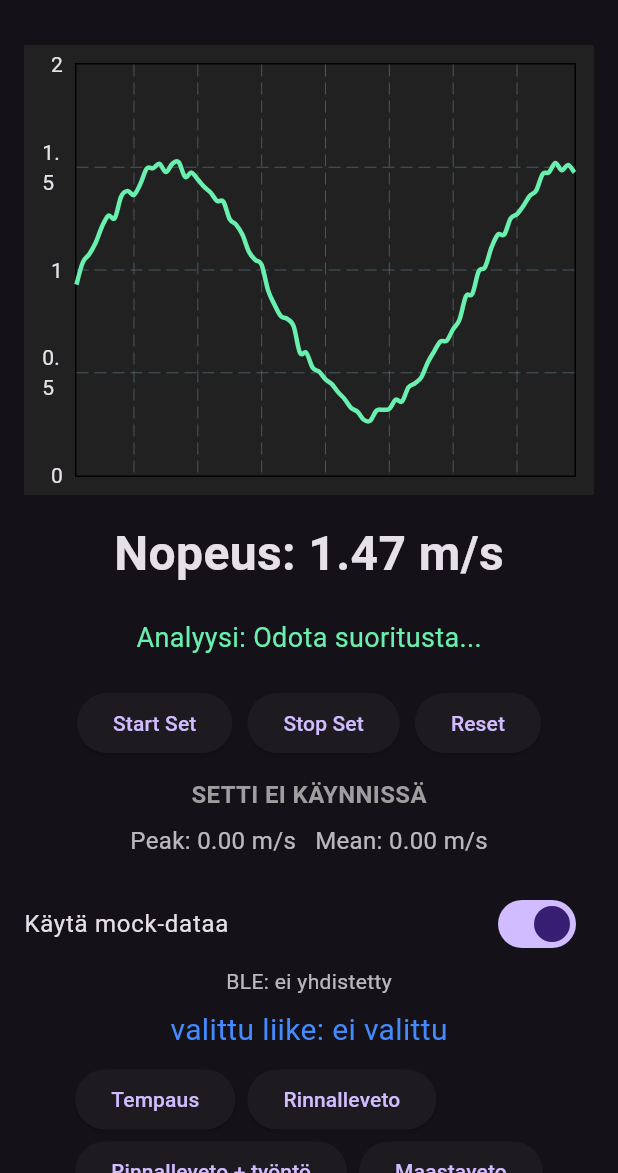
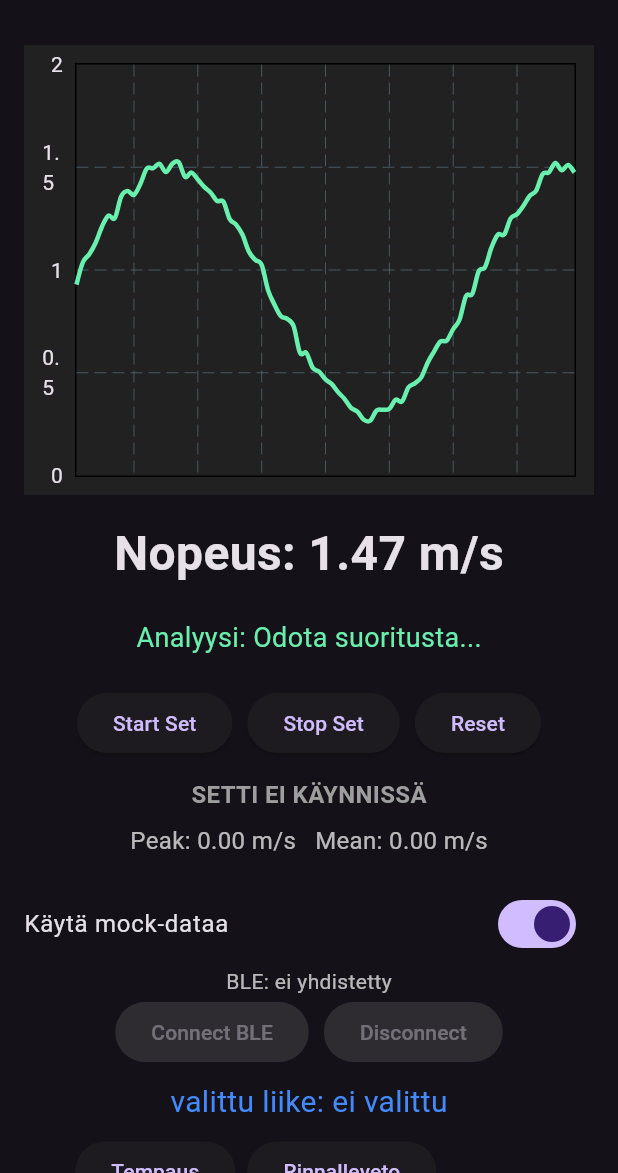
Before and after one commit to m351351/Velocity-Based-Training, a Flutter app: the screen it shows after launch, on a phone screen of 412 x 824 dp, the part 63-1236 px from its top. Run offline on Flutter 3.47's test engine with Material 3 defaults, Android fonts, the phone set to English and light mode, and no system bars; drawn by our look-alikes of fl_chart; our stand-ins replace flutter_blue_plus.

Commit message:
added basic BLE connectivity and update the UI with connect/disconnect controls

```diff
--- a/flutter/lib/main.dart
+++ b/flutter/lib/main.dart
@@ -3,6 +3,8 @@ import 'dart:async';
 // Bluetooth-kirjasto, otetaan käyttöön myöhemmin
 import 'dart:math';
 import 'package:fl_chart/fl_chart.dart';
+import 'package:flutter_blue_plus/flutter_blue_plus.dart';
+import 'dart:convert';
 
 void main() {
   runApp(const VBTApp());
@@ -38,6 +40,10 @@ class _VBTPageState extends State<VBTPage> {
   bool useMockData = true;
   String connectionStatus = 'BLE: ei yhdistetty';
 
+  BluetoothDevice? _device;
+  BluetoothCharacteristic? _velocityChar;
+  StreamSubscription<List<int>>? _bleSub;
+
   final List<FlSpot> _velocitySpots = []; // Graafipisteet kiihtyvyysdatasta
   double _x = 0.0; // ajan kulumista simuloiva muuttuja graafia varten
 
@@ -50,8 +56,6 @@ String connectionStatus = 'BLE: ei yhdistetty';
     if (meanVelocity >= 0.6) return 'Analyysi: Maksimivoima-alue (raskas kuorma)';
     return 'Analyysi: Hyvin raskas / väsymys, tarkista tekniikka';
   }
-
-
 
   String valittuLiike = "ei valittu";
   final List<String> liikkeet = [
@@ -82,15 +86,15 @@ _timer = Timer.periodic(const Duration(milliseconds: 100), (_) {
           final noise = (_random.nextDouble() - 0.5) * 0.08;
           currentVelocity = max(0.0, base + noise);
         } else {
-      // BLE-data tulee seuraavassa stepissä
-      // pidetään currentVelocity ennallaan toistaiseksi
+          // BLE-data tulee notify-streamistä _connectBle()-metodissa
+          // pidetään currentVelocity ennallaan tässä loopissa
         }
 
         _x += 1.0;
         _velocitySpots.add(FlSpot(_x, currentVelocity));
 
         if (_velocitySpots.length > 100) {
-      _velocitySpots.removeAt(0);
+          _velocitySpots.removeAt(0); // graafin skaalaus viimeiseen 100 pisteeseen
         }
 
         if (isRecording) {
@@ -98,12 +102,6 @@ _timer = Timer.periodic(const Duration(milliseconds: 100), (_) {
         }
       });
     });
-  }
-
-  @override
-  void dispose() {
-    _timer?.cancel();
-    super.dispose();
   }
 
   void _startSet() {
@@ -152,6 +150,88 @@ _timer = Timer.periodic(const Duration(milliseconds: 100), (_) {
     });
   }
 */
+
+  Future<void> _connectBle() async {
+    setState(() {
+      connectionStatus = 'BLE: skannataan...';
+    });
+
+    try {
+      await FlutterBluePlus.startScan(timeout: const Duration(seconds: 4));
+      final results = await FlutterBluePlus.scanResults.first;
+
+      if (results.isEmpty) {
+        setState(() => connectionStatus = 'BLE: laitetta ei löytynyt');
+        return;
+      }
+
+      // TODO: suodata nimellä / service UUID:lla kun tiedätte oikean laitteen
+      _device = results.first.device;
+
+      await FlutterBluePlus.stopScan();
+      await _device!.connect(timeout: const Duration(seconds: 8));
+
+      final services = await _device!.discoverServices();
+
+      // TODO: vaihda oikeaan characteristiciin (notify)
+      _velocityChar = null;
+      for (final s in services) {
+        for (final c in s.characteristics) {
+          if (c.properties.notify) {
+            _velocityChar = c;
+            break;
+          }
+        }
+        if (_velocityChar != null) break;
+      }
+
+      if (_velocityChar == null) {
+        setState(() => connectionStatus = 'BLE: notify characteristic puuttuu');
+        return;
+      }
+
+      await _velocityChar!.setNotifyValue(true);
+      await _bleSub?.cancel();
+      _bleSub = _velocityChar!.lastValueStream.listen((data) {
+        // Odotetaan tässä vaiheessa ASCII-muotoa, esim "1.23"
+        final raw = utf8.decode(data, allowMalformed: true).trim();
+        final parsed = double.tryParse(raw);
+
+        if (parsed != null) {
+          setState(() {
+            currentVelocity = parsed;
+            connectionStatus = 'BLE: yhdistetty';
+          });
+        }
+      });
+
+      setState(() => connectionStatus = 'BLE: yhdistetty');
+    } catch (e) {
+      await FlutterBluePlus.stopScan();
+      setState(() => connectionStatus = 'BLE-virhe: $e');
+    }
+  }
+
+  Future<void> _disconnectBle() async {
+    await _bleSub?.cancel();
+    _bleSub = null;
+
+    if (_device != null) {
+      await _device!.disconnect();
+    }
+
+    setState(() {
+      connectionStatus = 'BLE: ei yhdistetty';
+    });
+  }
+
+  @override
+  void dispose() {
+    _timer?.cancel();
+    _bleSub?.cancel();
+    _device?.disconnect();
+    super.dispose();
+  }
 
   @override
   Widget build(BuildContext context) {
@@ -256,11 +336,31 @@ Padding(
               onChanged: (value) {
                 setState(() {
                   useMockData = value;
-      connectionStatus = value ? 'Mock data käytössä' : 'BLE: ei yhdistetty';
+                  connectionStatus = value
+                      ? 'Mock data käytössä'
+                      : 'BLE: ei yhdistetty';
                 });
               },
             ),
-Text(connectionStatus, style: const TextStyle(color: Colors.white70)),
+            Text(
+              connectionStatus,
+              style: const TextStyle(color: Colors.white70),
+            ),
+
+            Row(
+              mainAxisAlignment: MainAxisAlignment.center,
+              children: [
+                ElevatedButton(
+                  onPressed: useMockData ? null : _connectBle,
+                  child: const Text('Connect BLE'),
+                ),
+                const SizedBox(width: 10),
+                ElevatedButton(
+                  onPressed: useMockData ? null : _disconnectBle,
+                  child: const Text('Disconnect'),
+                ),
+              ],
+            ),
 
             // TÄSSÄ NAPPULAT LIIKKEIDEN VALINTAAN -meri 190326
             Padding(
@@ -284,6 +384,8 @@ Text(connectionStatus, style: const TextStyle(color: Colors.white70)),
                 );
               }).toList(),
             ),
+
+            const SizedBox(height: 20),
           ],
         ),
       ),
```
Lines whose indentation alone changed are shown as unchanged.
